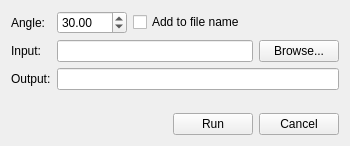
Old version of the form Tools/ResourceEditor/DataQt/HeightDeltaTool.ui in the repository xaoctech/dava.engine.
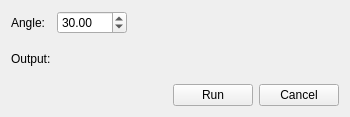
New version of the form. Icons and pictures are not drawn.

Commit message: [DF-11043] remove useless fields in Height Delta Tool

Patch:
```diff
--- a/Tools/ResourceEditor/DataQt/HeightDeltaTool.ui
+++ b/Tools/ResourceEditor/DataQt/HeightDeltaTool.ui
@@ -7,7 +7,7 @@
     <x>0</x>
     <y>0</y>
     <width>350</width>
-    <height>146</height>
+    <height>117</height>
    </rect>
   </property>
   <property name="sizePolicy">
@@ -60,13 +60,6 @@
        </property>
       </widget>
      </item>
-     <item>
-      <widget class="QCheckBox" name="suffix">
-       <property name="text">
-        <string>Add to file name</string>
-       </property>
-      </widget>
-     </item>
      <item>
       <spacer name="horizontalSpacer_2">
        <property name="orientation">
@@ -82,49 +75,6 @@
      </item>
     </layout>
    </item>
-   <item>
-    <layout class="QHBoxLayout" name="horizontalLayout_2">
-     <item>
-      <widget class="QLabel" name="label_2">
-       <property name="sizePolicy">
-        <sizepolicy hsizetype="Maximum" vsizetype="Preferred">
-         <horstretch>0</horstretch>
-         <verstretch>0</verstretch>
-        </sizepolicy>
-       </property>
-       <property name="minimumSize">
-        <size>
-         <width>40</width>
-         <height>0</height>
-        </size>
-       </property>
-       <property name="text">
-        <string>Input:</string>
-       </property>
-      </widget>
-     </item>
-     <item>
-      <widget class="QLineEdit" name="input"/>
-     </item>
-     <item>
-      <widget class="QPushButton" name="browse">
-       <property name="sizePolicy">
-        <sizepolicy hsizetype="Fixed" vsizetype="Fixed">
-         <horstretch>0</horstretch>
-         <verstretch>0</verstretch>
-        </sizepolicy>
-       </property>
-       <property name="text">
-        <string>Browse...</string>
-       </property>
-       <property name="icon">
-        <iconset resource="QtIcons.qrc">
-         <normaloff>:/QtIcons/openscene.png</normaloff>:/QtIcons/openscene.png</iconset>
-       </property>
-      </widget>
-     </item>
-    </layout>
-   </item>
    <item>
     <layout class="QHBoxLayout" name="horizontalLayout_3">
      <item>
@@ -147,27 +97,14 @@
       </widget>
      </item>
      <item>
-      <widget class="QLineEdit" name="output">
-       <property name="readOnly">
-        <bool>true</bool>
+      <widget class="QLabel" name="outputPath">
+       <property name="text">
+        <string/>
        </property>
       </widget>
      </item>
     </layout>
    </item>
-   <item>
-    <spacer name="verticalSpacer">
-     <property name="orientation">
-      <enum>Qt::Vertical</enum>
-     </property>
-     <property name="sizeHint" stdset="0">
-      <size>
-       <width>1</width>
-       <height>1</height>
-      </size>
-     </property>
-    </spacer>
-   </item>
    <item>
     <layout class="QHBoxLayout" name="horizontalLayout_4">
      <item>
```
Left out of the diff: 2 changed lines with no effect on the pictures. The commit also changes 2 other files.
